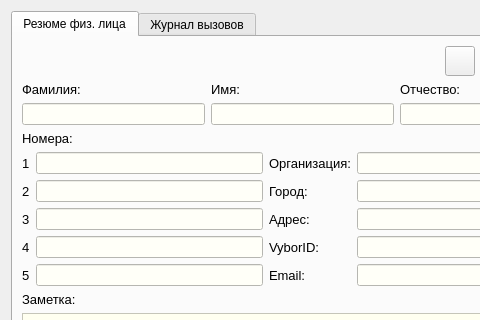
okostynchuk/Outcall, file ViewContactDialog.ui: the form before one commit; both pictures show x 0 to 480 and y 0 to 320 of the 605 by 427 pixel window.
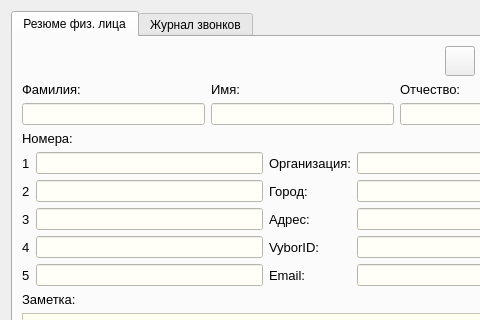
The form after the commit. Icons and pictures are not drawn.

Commit message: Not clickable sections in ViewContact and ViewOrgContact dialogs

Patch:
```diff
--- a/ViewContactDialog.ui
+++ b/ViewContactDialog.ui
@@ -617,7 +617,7 @@
      </widget>
      <widget class="QWidget" name="tab_2">
       <attribute name="title">
-       <string>Журнал вызовов</string>
+       <string>Журнал звонков</string>
       </attribute>
       <layout class="QGridLayout" name="gridLayout_9">
        <item row="0" column="0">
```
The commit also changes 2 other files.
